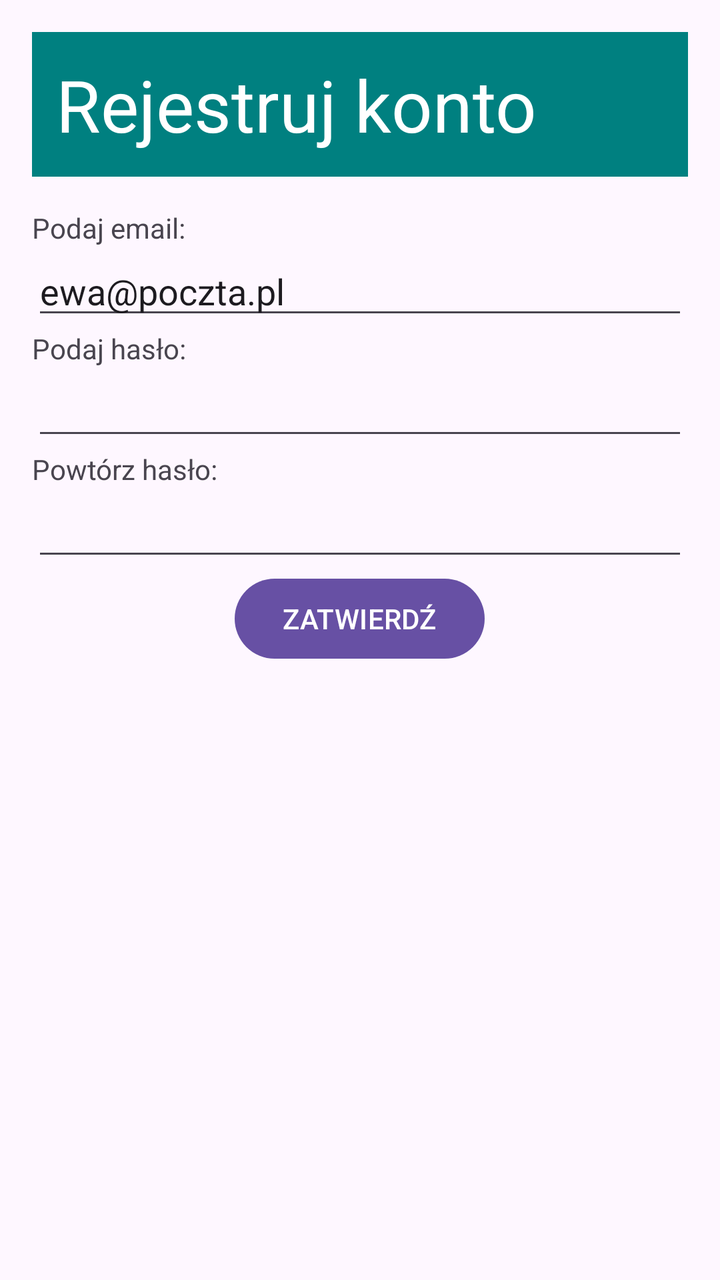
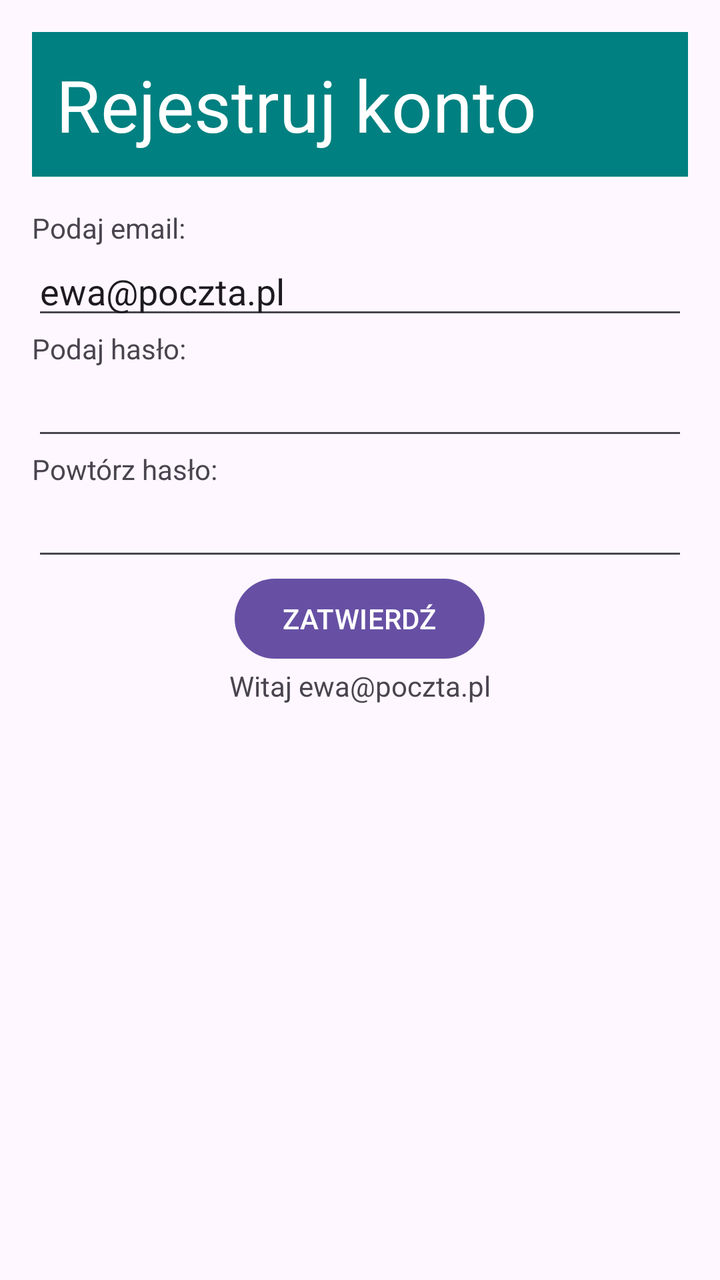

The first picture is an Android layout as it rendered before a commit; the second is the same layout after the commit. The layout source and the unified diff follow.
<!-- AndroidManifest.xml: application theme Theme._2809 -->
<!-- res/layout/activity_main.xml -->
<?xml version="1.0" encoding="utf-8"?>
<LinearLayout xmlns:android="http://schemas.android.com/apk/res/android"
    xmlns:tools="http://schemas.android.com/tools"
    android:id="@+id/main"
    android:layout_width="match_parent"
    android:layout_height="match_parent"
    android:orientation="vertical"
    android:padding="16dp"
    tools:context=".MainActivity">

    <TextView
        android:id="@+id/tvTitle"
        android:layout_width="match_parent"
        android:layout_height="wrap_content"
        android:background="#008080"
        android:gravity="left"
        android:padding="12dp"
        android:text="Rejestruj konto"
        android:textColor="#FFFFFF"
        android:textSize="36sp" />

    <LinearLayout
        android:id="@+id/rowTop"
        android:layout_width="match_parent"
        android:layout_height="wrap_content"
        android:layout_marginTop="16dp"
        android:orientation="vertical">

        <TextView
            android:id="@+id/textView2"
            android:layout_width="match_parent"
            android:layout_height="wrap_content"
            android:text="@string/email"/>

        <EditText
            android:id="@+id/editTextTextEmailAddress"
            android:layout_width="match_parent"
            android:layout_height="wrap_content"
            android:ems="10"
            android:inputType="textEmailAddress"
            android:text="@string/email_tekst" />

        <TextView
            android:id="@+id/textView3"
            android:layout_width="match_parent"
            android:layout_height="wrap_content"
            android:text="@string/haslo"
            />

        <EditText
            android:id="@+id/editTextTextPassword2"
            android:layout_width="match_parent"
            android:layout_height="wrap_content"
            android:ems="10"
            android:inputType="textPassword"
            />
        <TextView
            android:id="@+id/textView3"
            android:layout_width="match_parent"
            android:layout_height="wrap_content"
            android:text="@string/haslo2"
            />
        <EditText
            android:id="@+id/editTextTextPassword3"
            android:layout_width="match_parent"
            android:layout_height="wrap_content"
            android:ems="10"
            android:inputType="textPassword" />

    </LinearLayout>

    <Button
        android:id="@+id/button"
        android:layout_width="wrap_content"
        android:layout_height="wrap_content"
        android:layout_gravity="center"
        android:text="@string/przycisk" />


</LinearLayout>
<!-- resources referenced by this layout -->
<resources>
  <string name="email">Podaj email:</string>
  <string name="email_tekst">ewa@poczta.pl</string>
  <string name="haslo">Podaj hasło:</string>
  <string name="haslo2">Powtórz hasło:</string>
  <string name="przycisk">ZATWIERDŹ</string>
  <style name="Theme._2809" parent="Base.Theme._2809" />
  <style name="Base.Theme._2809" parent="Theme.Material3.DayNight.NoActionBar">
          
          
      </style>
</resources>

<!-- the commit's change to res/layout/activity_main.xml (unified diff, before → after) -->
@@ -76,5 +76,13 @@
         android:layout_gravity="center"
         android:text="@string/przycisk" />
 
+    <TextView
+        android:id="@+id/textView3"
+        android:layout_width="match_parent"
+        android:layout_height="wrap_content"
+        android:gravity="center"
+        android:text="@string/wynik"
+        />
+
 
 </LinearLayout>
<!-- resource entries referenced after the edit -->
@@ -5,6 +5,7 @@
   <string name="haslo">Podaj hasło:</string>
   <string name="haslo2">Powtórz hasło:</string>
   <string name="przycisk">ZATWIERDŹ</string>
+  <string name="wynik">Witaj ewa@poczta.pl</string>
   <style name="Theme._2809" parent="Base.Theme._2809" />
   <style name="Base.Theme._2809" parent="Theme.Material3.DayNight.NoActionBar">
           
